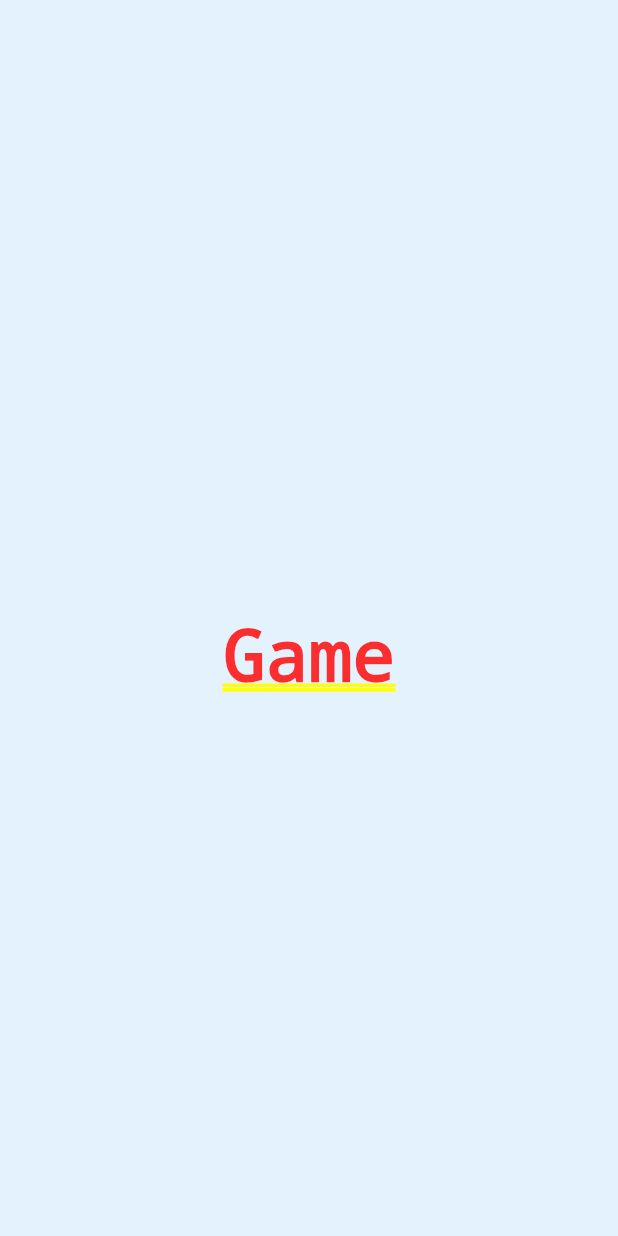
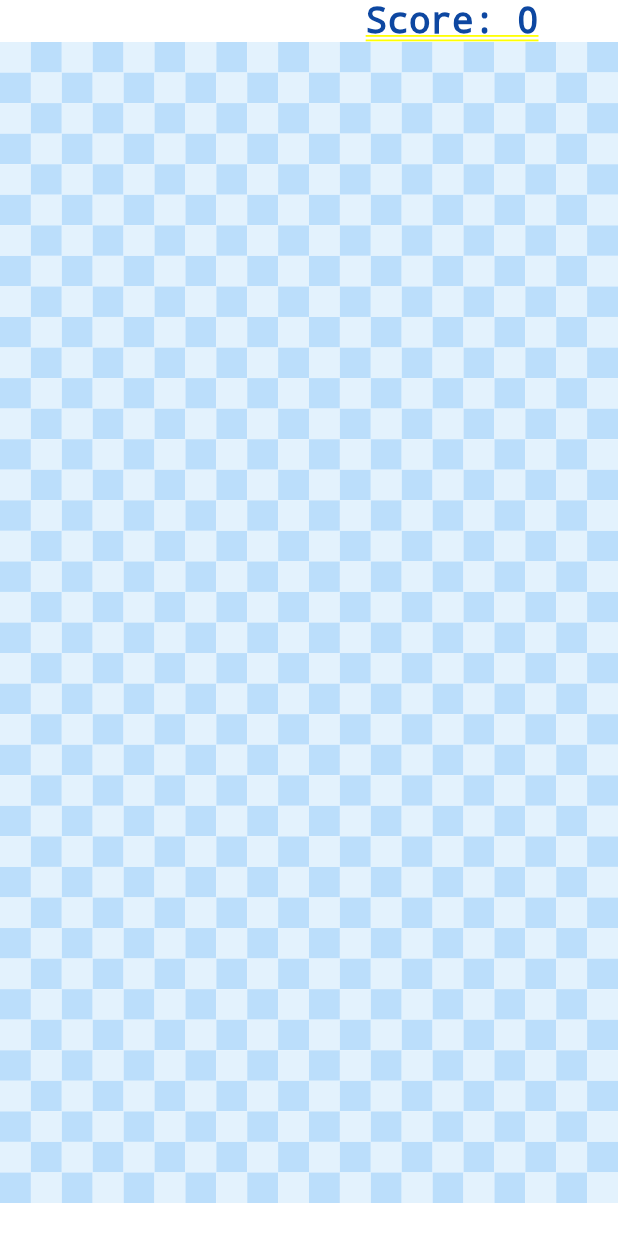
Before and after one commit to vssenko/flutter-snake, a Flutter app: the screen it shows after launch, after a tap on "New Game", on a phone screen of 412 x 824 dp. Run offline on Flutter 3.47's test engine with Material 2 defaults, Android fonts, the phone set to English and light mode, and no system bars.

Commit message:
Add field. Add menu bar.

```diff
--- a/lib/app/navigation.dart
+++ b/lib/app/navigation.dart
@@ -3,7 +3,7 @@ import 'package:flutter/material.dart';
 import '../utils/routes.dart';
 
 import '../screens/start.dart';
-import '../screens/game.dart';
+import '../screens/game/game.dart';
 import '../screens/leaderboard.dart';
 import '../screens/not_found.dart';
 
--- a/lib/screens/game.dart
+++ /dev/null
@@ -1,15 +0,0 @@
-import 'package:flutter/material.dart';
-
-class GameScreen extends StatelessWidget {
-  const GameScreen({Key? key}) : super(key: key);
-
-  @override
-  Widget build(BuildContext context) {
-    return Container(
-      color: Colors.blue[50],
-      alignment: Alignment.center,
-      padding: const EdgeInsets.only(top: 50),
-      child: const Text('Game'),
-    );
-  }
-}
--- /dev/null
+++ b/lib/screens/game/field.dart
@@ -0,0 +1,119 @@
+import 'dart:math';
+import 'package:flutter/material.dart';
+import './game_engine.dart';
+
+var baitColor = Colors.red[500];
+var snakeBorderColor = Colors.green[700];
+var snakeHeadColor = Colors.green[900];
+var snakeBodyColor = Colors.green[500];
+
+var lightSquareColor = Colors.blue[50];
+var darkSquareColor = Colors.blue[100];
+
+class SquareSize {
+  double width;
+  double height;
+  late double minSize;
+  SquareSize({required this.width, required this.height}) {
+    minSize = min(width, height);
+  }
+}
+
+class Field extends StatelessWidget {
+  final SnakeGameEngine gameEngine;
+  final SquareSize squareSize;
+  const Field({Key? key, required this.gameEngine, required this.squareSize})
+      : super(key: key);
+
+  @override
+  Widget build(BuildContext context) {
+    var rows = <Widget>[];
+
+    var index = 0;
+    for (var row = 0; row < gameEngine.ySize; row++) {
+      var rowWidgets = <Widget>[];
+      index++;
+      for (var column = 0; column < gameEngine.xSize; column++) {
+        index++;
+        rowWidgets.add(_buildSquare(
+            content: gameEngine.getSquareContent(x: column, y: row),
+            light: index % 2 == 0));
+      }
+
+      rows.add(Row(children: rowWidgets));
+    }
+
+    return Column(
+      children: rows,
+    );
+  }
+
+  Widget _buildSquare({required SquareContent content, required bool light}) {
+    Widget widgetContent = const SizedBox.shrink();
+    if (content == SquareContent.bait) {
+      widgetContent = _Bait(size: squareSize);
+    } else if (content == SquareContent.snakeBody) {
+      widgetContent = _SnakeBody(size: squareSize);
+    } else if (content == SquareContent.snakeHead) {
+      widgetContent = _SnakeHead(size: squareSize);
+    }
+
+    return Container(
+      color: light ? lightSquareColor : darkSquareColor,
+      height: squareSize.height,
+      width: squareSize.width,
+      child: widgetContent,
+    );
+  }
+}
+
+class _Bait extends StatelessWidget {
+  final SquareSize size;
+  const _Bait({Key? key, required this.size}) : super(key: key);
+
+  @override
+  Widget build(BuildContext context) {
+    return Container(
+      width: size.minSize,
+      height: size.minSize,
+      decoration: BoxDecoration(
+        color: baitColor,
+        shape: BoxShape.circle,
+      ),
+    );
+  }
+}
+
+class _SnakeHead extends StatelessWidget {
+  final SquareSize size;
+  const _SnakeHead({Key? key, required this.size}) : super(key: key);
+
+  @override
+  Widget build(BuildContext context) {
+    return Container(
+      width: size.width,
+      height: size.height,
+      decoration: BoxDecoration(
+          color: snakeHeadColor,
+          border: Border.all(color: snakeBorderColor!, width: 2),
+          borderRadius: const BorderRadius.all(Radius.circular(20))),
+    );
+  }
+}
+
+class _SnakeBody extends StatelessWidget {
+  final SquareSize size;
+  const _SnakeBody({Key? key, required this.size}) : super(key: key);
+
+  @override
+  Widget build(BuildContext context) {
+    return Container(
+      width: size.width,
+      height: size.height,
+      decoration: BoxDecoration(
+          color: snakeBodyColor,
+          border: Border.all(color: snakeBorderColor!, width: 2),
+          borderRadius: const BorderRadius.all(Radius.circular(20))),
+    );
+  }
+}
--- /dev/null
+++ b/lib/screens/game/field_settings.dart
@@ -0,0 +1,53 @@
+import 'dart:math';
+import 'package:flutter/material.dart';
+import './field.dart';
+import '../../utils/dimensions.dart';
+
+const shortFringeSquares = 20;
+const menuBarContainerHeight = 50;
+
+class FieldSettings {
+  SquareSize squareSize;
+  double height;
+  double width;
+  int widthSquares;
+  int heightSquares;
+
+  FieldSettings(
+      {required this.squareSize,
+      required this.height,
+      required this.width,
+      required this.widthSquares,
+      required this.heightSquares});
+}
+
+FieldSettings calculateFieldsettings(BuildContext context) {
+  var fieldWidth = Dimentions.getWidth(context);
+  var fieldHeight = Dimentions.getHeight(context) - menuBarContainerHeight;
+
+  var shortFringle = min(fieldWidth, fieldHeight);
+
+  late double squareWidth;
+  late double squareHeight;
+  late int widthSquares;
+  late int heightSquares;
+
+  if (shortFringle == fieldWidth) {
+    squareWidth = fieldWidth / shortFringeSquares;
+    widthSquares = shortFringeSquares;
+    heightSquares = (fieldHeight / squareWidth).round();
+    squareHeight = fieldHeight / heightSquares;
+  } else {
+    squareHeight = fieldHeight / shortFringeSquares;
+    heightSquares = shortFringeSquares;
+    widthSquares = (fieldWidth / squareHeight).round();
+    squareWidth = fieldWidth / widthSquares;
+  }
+
+  return FieldSettings(
+      height: fieldHeight,
+      width: fieldWidth,
+      widthSquares: widthSquares,
+      heightSquares: heightSquares,
+      squareSize: SquareSize(width: squareWidth, height: squareHeight));
+}
--- /dev/null
+++ b/lib/screens/game/game.dart
@@ -0,0 +1,58 @@
+import 'package:flutter/material.dart';
+import './game_engine.dart';
+import './field.dart';
+import './menu_bar.dart';
+import './field_settings.dart';
+
+const shortFringeSquares = 20;
+const menuBarContainerHeight = 50;
+
+class GameScreen extends StatefulWidget {
+  const GameScreen({Key? key}) : super(key: key);
+
+  @override
+  _GameScreenState createState() {
+    return _GameScreenState();
+  }
+}
+
+class _GameScreenState extends State<GameScreen> {
+  FieldSettings? fieldSettings;
+  SnakeGameEngine? gameEngine;
+
+  @override
+  Widget build(BuildContext context) {
+    if (fieldSettings == null || gameEngine == null) {
+      WidgetsBinding.instance?.addPostFrameCallback((_) {
+        if (fieldSettings == null || gameEngine == null) {
+          setState(() {
+            var newSettings = calculateFieldsettings(context);
+            fieldSettings = newSettings;
+            gameEngine = SnakeGameEngine(
+                xSize: newSettings.widthSquares,
+                ySize: newSettings.heightSquares);
+          });
+        }
+      });
+      return Container();
+    }
+
+    var squareSize = fieldSettings?.squareSize;
+
+    return SizedBox(
+      width: double.infinity,
+      height: double.infinity,
+      child: Column(
+        children: [
+          MenuBar(
+            gameEngine: gameEngine!,
+          ),
+          Field(
+            gameEngine: gameEngine!,
+            squareSize: squareSize!,
+          )
+        ],
+      ),
+    );
+  }
+}
--- /dev/null
+++ b/lib/screens/game/game_engine.dart
@@ -0,0 +1,62 @@
+import 'dart:math';
+
+enum SquareContent { empty, snakeHead, snakeBody, bait }
+
+/*
+  Field
+  ----------→ x
+  | * * * * * *
+  | * * * * * *
+  | * * * * * *
+  | * * * * * *
+  | * * * * * *
+  ↓ * * * * * *
+  y * * * * * *
+
+*/
+
+class SnakeGameEngine {
+  // _field[3][5] - 3rd row, 5th column
+  late List<List<SquareContent>> _field;
+  int xSize;
+  int ySize;
+  late int score;
+
+  SnakeGameEngine({required this.xSize, required this.ySize}) {
+    resetField();
+  }
+
+  resetField() {
+    score = 0;
+    _field = List.filled(ySize, List.filled(xSize, SquareContent.empty));
+  }
+
+  initializeSnake() {
+    var middleRow = (ySize / 2).round();
+    var middleColumn = (xSize / 2).round();
+    _field[middleRow][middleColumn] = SquareContent.snakeBody;
+    _field[middleRow][middleColumn + 1] = SquareContent.snakeHead;
+  }
+
+  createBait() {
+    var _random = Random();
+
+    var baitSettled = false;
+    while (!baitSettled) {
+      var randomRow = _random.nextInt(ySize);
+      var randomColumn = _random.nextInt(xSize);
+      if (_field[randomRow][randomColumn] == SquareContent.empty) {
+        _field[randomRow][randomColumn] = SquareContent.bait;
+        baitSettled = true;
+      }
+    }
+  }
+
+  initializeGame() {
+    resetField();
+  }
+
+  getSquareContent({required int x, required int y}) {
+    return _field[y][x];
+  }
+}
--- /dev/null
+++ b/lib/screens/game/menu_bar.dart
@@ -0,0 +1,27 @@
+import 'package:flutter/material.dart';
+import './game_engine.dart';
+
+var textColor = Colors.blue[900];
+
+class MenuBar extends StatelessWidget {
+  final SnakeGameEngine gameEngine;
+  const MenuBar({Key? key, required this.gameEngine}) : super(key: key);
+
+  @override
+  Widget build(BuildContext context) {
+    return Container(
+        color: Colors.white,
+        child: Row(
+          children: [
+            const Spacer(),
+            Padding(
+              padding: const EdgeInsets.only(right: 53),
+              child: Text(
+                'Score: ${gameEngine.score}',
+                style: TextStyle(color: textColor, fontSize: 24),
+              ),
+            )
+          ],
+        ));
+  }
+}
--- a/lib/screens/start.dart
+++ b/lib/screens/start.dart
@@ -3,10 +3,10 @@ import 'package:flutter/material.dart';
 
 import '../utils/routes.dart';
 
-class MenuButton extends StatelessWidget {
+class _MenuButton extends StatelessWidget {
   final VoidCallback? handler;
   final String? name;
-  const MenuButton({Key? key, this.handler, this.name}) : super(key: key);
+  const _MenuButton({Key? key, this.handler, this.name}) : super(key: key);
   @override
   Widget build(BuildContext context) {
     return Container(
@@ -37,11 +37,11 @@ class StartScreen extends StatelessWidget {
       padding: const EdgeInsets.only(top: 250),
       child: Column(
         children: [
-          MenuButton(
+          _MenuButton(
             name: 'New Game',
             handler: _onNewGameClick,
           ),
-          MenuButton(
+          _MenuButton(
             name: 'Leadership',
             handler: _onLeaderboardClick,
           )
--- /dev/null
+++ b/lib/utils/dimensions.dart
@@ -0,0 +1,21 @@
+import 'package:flutter/material.dart';
+
+class Dimentions {
+  static double getWidth(BuildContext context) {
+    return MediaQuery.of(context).size.width;
+  }
+
+  static double getHeight(BuildContext context) {
+    return MediaQuery.of(context).size.height;
+  }
+
+  static double getPercentWidth(BuildContext context, double percent) {
+    var width = getWidth(context);
+    return (percent / 100) * width;
+  }
+
+  static double getPercentHeight(BuildContext context, double percent) {
+    var height = getHeight(context);
+    return (percent / 100) * height;
+  }
+}
```
Also changed, not shown: pubspec.yaml (+3 -5 lines).
